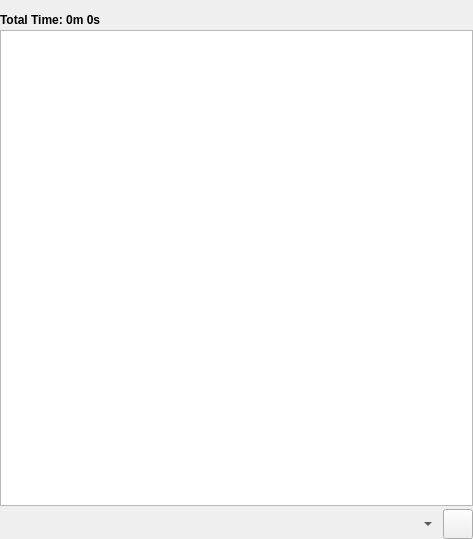
Old version of the form trunk/GUI/playlist/GUI_Playlist.ui in the repository shahid334/sayonara-player.
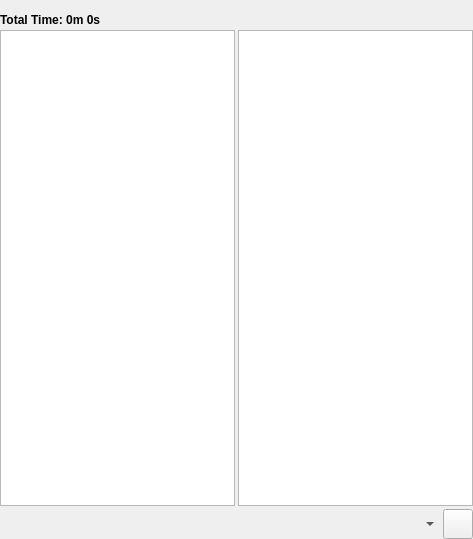
New version of the form. Icons and pictures are not drawn. Custom widgets are drawn as their Qt base class.

Patch:
```diff
--- a/trunk/GUI/playlist/GUI_Playlist.ui
+++ b/trunk/GUI/playlist/GUI_Playlist.ui
@@ -84,34 +84,6 @@
      </property>
     </widget>
    </item>
-   <item row="1" column="0" colspan="12">
-    <widget class="MyListView" name="listView">
-     <property name="sizePolicy">
-      <sizepolicy hsizetype="Expanding" vsizetype="MinimumExpanding">
-       <horstretch>0</horstretch>
-       <verstretch>0</verstretch>
-      </sizepolicy>
-     </property>
-     <property name="minimumSize">
-      <size>
-       <width>200</width>
-       <height>0</height>
-      </size>
-     </property>
-     <property name="maximumSize">
-      <size>
-       <width>167721</width>
-       <height>16777215</height>
-      </size>
-     </property>
-     <property name="styleSheet">
-      <string notr="true"/>
-     </property>
-     <property name="horizontalScrollBarPolicy">
-      <enum>Qt::ScrollBarAlwaysOff</enum>
-     </property>
-    </widget>
-   </item>
    <item row="2" column="0">
     <widget class="QPushButton" name="btn_repAll">
      <property name="minimumSize">
@@ -489,6 +461,41 @@
      </property>
     </widget>
    </item>
+   <item row="1" column="0" colspan="12">
+    <layout class="QHBoxLayout" name="horizontalLayout">
+     <item>
+      <widget class="MyListView" name="listView">
+       <property name="sizePolicy">
+        <sizepolicy hsizetype="Expanding" vsizetype="MinimumExpanding">
+         <horstretch>0</horstretch>
+         <verstretch>0</verstretch>
+        </sizepolicy>
+       </property>
+       <property name="minimumSize">
+        <size>
+         <width>200</width>
+         <height>0</height>
+        </size>
+       </property>
+       <property name="maximumSize">
+        <size>
+         <width>167721</width>
+         <height>16777215</height>
+        </size>
+       </property>
+       <property name="styleSheet">
+        <string notr="true"/>
+       </property>
+       <property name="horizontalScrollBarPolicy">
+        <enum>Qt::ScrollBarAlwaysOff</enum>
+       </property>
+      </widget>
+     </item>
+     <item>
+      <widget class="QTextEdit" name="te_lyrics"/>
+     </item>
+    </layout>
+   </item>
   </layout>
  </widget>
  <customwidgets>
```
